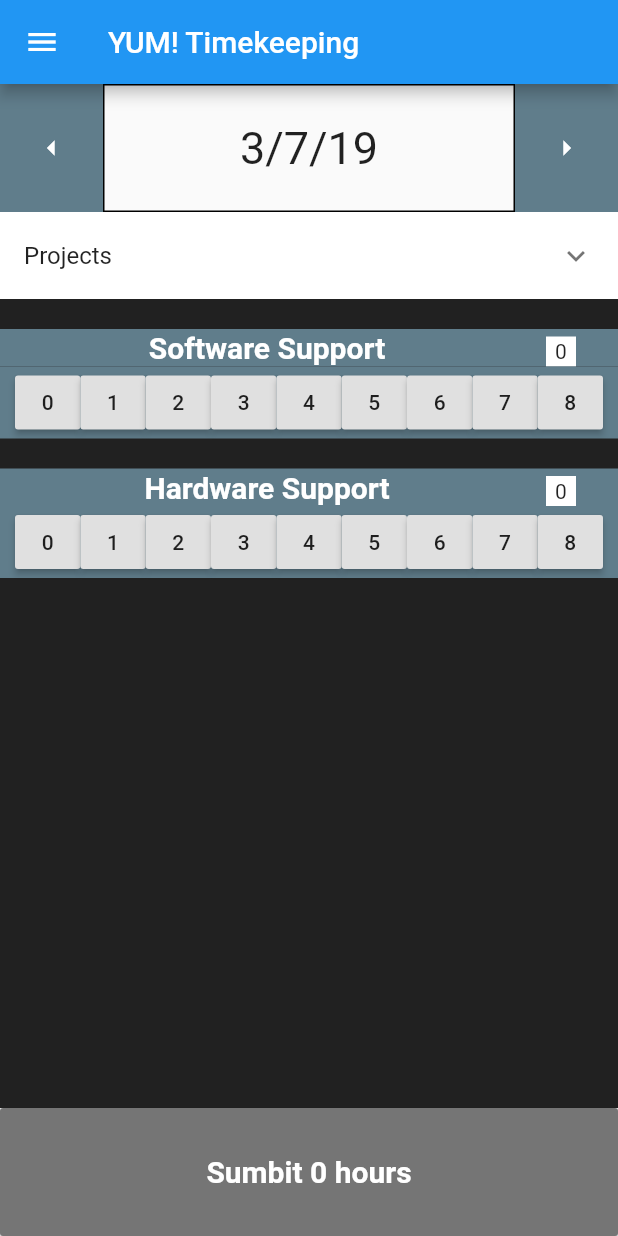
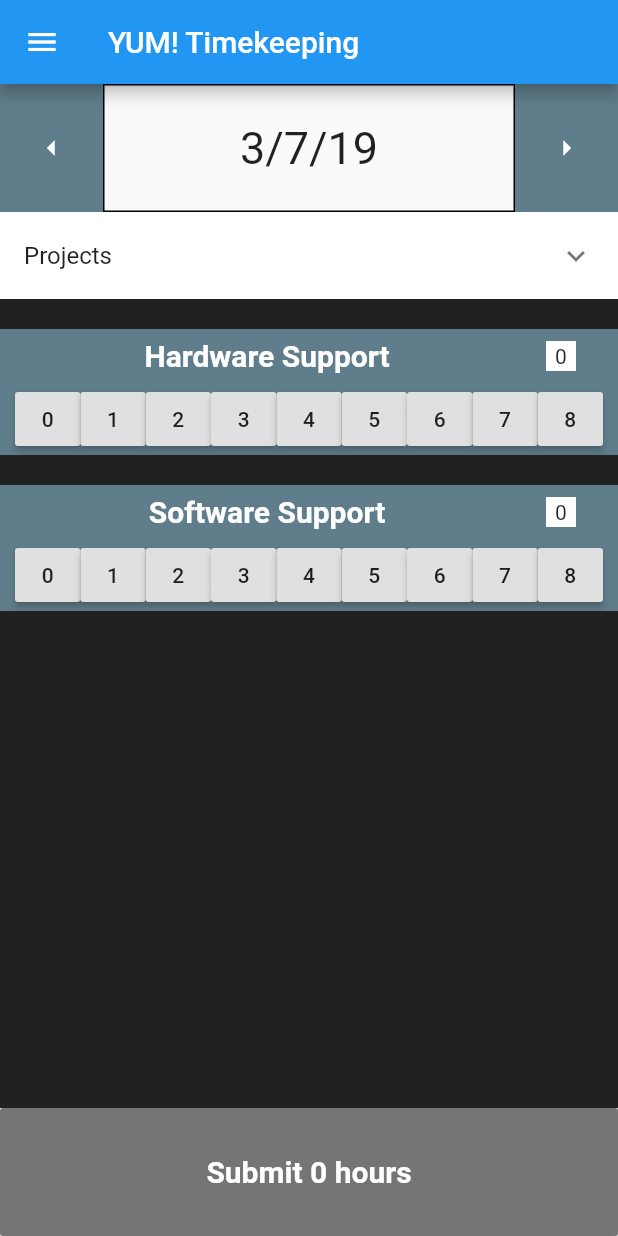
Before and after one commit to Jeb-Thomas/Daily-Trimetracking, a Flutter app: the screen it shows after launch, on a phone screen of 412 x 824 dp. Run offline on Flutter 3.47's test engine with Material 2 defaults, Android fonts, the phone set to English and light mode, and no system bars.

Commit message:
Submit button how has its own class
It is now Stateful so the text changes, but right now the refresh is tied to its own button press

```diff
--- a/yum_timetracking/lib/hoursTile.dart
+++ b/yum_timetracking/lib/hoursTile.dart
@@ -36,7 +36,7 @@ class MyHoursTile extends State<MyHours>{
                 child: Column(
                   children: <Widget>[
                     Container(
-                      height: 5.0,
+                      height: 8.0,
                       child: null,
                     ),
                     Ink(
@@ -52,6 +52,10 @@ class MyHoursTile extends State<MyHours>{
                         ),
                       ),
                     ),
+                    Container(
+                      height: 8.0,
+                      child: null,
+                    ),
                   ],
                 ),
                 flex: 1,
@@ -64,14 +68,14 @@ class MyHoursTile extends State<MyHours>{
           padding: EdgeInsets.symmetric(horizontal: 10.0),
           child: Row(
             children: <Widget>[
-              Expanded(child: RaisedButton(onPressed: (){numHours = 0;setState(() {});}, child: Text('0'),)),
-              Expanded(child: RaisedButton(onPressed: (){numHours = 1;setState(() {});}, child: Text('1'),)),
-              Expanded(child: RaisedButton(onPressed: (){numHours = 2;setState(() {});}, child: Text('2'),)),
-              Expanded(child: RaisedButton(onPressed: (){numHours = 3;setState(() {});}, child: Text('3'),)),
-              Expanded(child: RaisedButton(onPressed: (){numHours = 4;setState(() {});}, child: Text('4'),)),
-              Expanded(child: RaisedButton(onPressed: (){numHours = 5;setState(() {});}, child: Text('5'),)),
-              Expanded(child: RaisedButton(onPressed: (){numHours = 6;setState(() {});}, child: Text('6'),)),
-              Expanded(child: RaisedButton(onPressed: (){numHours = 7;setState(() {});}, child: Text('7'),)),
+              Expanded(child: RaisedButton(onPressed: (){numHours = 0;setState(() {hours[0]=0;});}, child: Text('0'),)),
+              Expanded(child: RaisedButton(onPressed: (){numHours = 1;setState(() {hours[0]=1;});}, child: Text('1'),)),
+              Expanded(child: RaisedButton(onPressed: (){numHours = 2;setState(() {hours[0]=2;});}, child: Text('2'),)),
+              Expanded(child: RaisedButton(onPressed: (){numHours = 3;setState(() {hours[0]=3;});}, child: Text('3'),)),
+              Expanded(child: RaisedButton(onPressed: (){numHours = 4;setState(() {hours[0]=4;});}, child: Text('4'),)),
+              Expanded(child: RaisedButton(onPressed: (){numHours = 5;setState(() {hours[0]=5;});}, child: Text('5'),)),
+              Expanded(child: RaisedButton(onPressed: (){numHours = 6;setState(() {hours[0]=6;});}, child: Text('6'),)),
+              Expanded(child: RaisedButton(onPressed: (){numHours = 7;setState(() {hours[0]=7;});}, child: Text('7'),)),
               Expanded(child: RaisedButton(onPressed: (){numHours = 8;setState(() {hours[0]=8;});}, child: Text('8'),)),
 
             ],
--- a/yum_timetracking/lib/main.dart
+++ b/yum_timetracking/lib/main.dart
@@ -2,6 +2,7 @@
 
 import 'package:flutter/material.dart';
 import './hoursTile.dart';
+import 'submitButton.dart';
 void main() => runApp(MyApp());
 
 class MyApp extends StatelessWidget {
@@ -109,15 +110,16 @@ class MyStatelessWidget extends StatelessWidget {
                     Container(
                       height: 20.0,
                     ),
-                    MyHours(nameOfTask: "Software Support", numHours: hours[0],),
-                    MyHours(nameOfTask: "Hardware Support", numHours: hours[1],),
+                    MyHours(nameOfTask: "Hardware Support", numHours: hours[0],),
+                    MyHours(nameOfTask: "Software Support", numHours: hours[1],),
+
                     //MyHours(nameOfTask: "Vacation", numHours: hours[2],),
                   ],
                 ),
               ),
               flex: 14,
             ),
-            Expanded(
+            /*Expanded(
               child: SizedBox.expand(
                 child: RaisedButton(
                   color: Colors.grey.shade600,
@@ -126,7 +128,8 @@ class MyStatelessWidget extends StatelessWidget {
                 ),
               ),
               flex: 2,
-            ),
+            ),*/
+            MySubmitButton(),
           ],
         ),
 
--- /dev/null
+++ b/yum_timetracking/lib/submitButton.dart
@@ -0,0 +1,24 @@
+import 'package:flutter/material.dart';
+import 'main.dart';
+
+
+class MySubmitButton extends StatefulWidget{
+  @override
+  State<StatefulWidget> createState(){
+    return MySubmitButtonState();
+  }
+}
+class MySubmitButtonState extends State<MySubmitButton>{
+  Widget build(BuildContext context){
+    return Expanded(
+      child: SizedBox.expand(
+        child: RaisedButton(
+          color: Colors.grey.shade600,
+          child: Text("Submit ${totalNumberOfHours().toString()} hours",style: TextStyle(fontWeight: FontWeight.bold,fontSize: 20,color: Colors.white),),
+          onPressed: (){setState(() {});},
+        ),
+      ),
+      flex: 2,
+    );
+  }
+}
```
